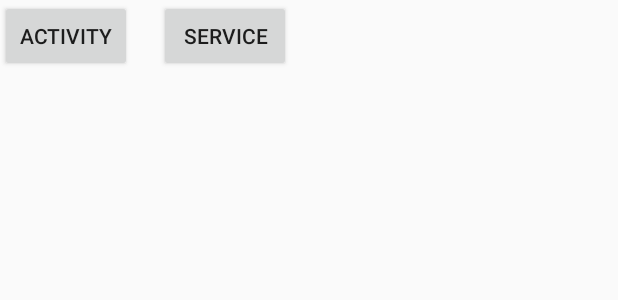
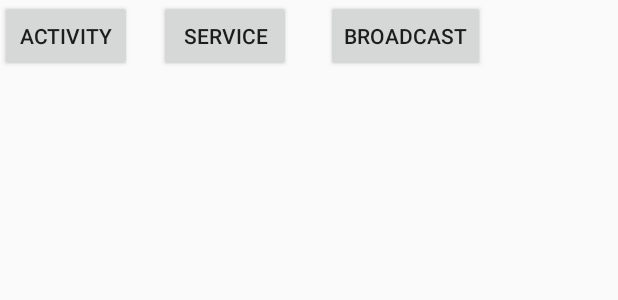
Before and after one commit to gx0609m/AndroidDemo, an Android app: the layout activity_main.xml on its own in the app's theme, with its tools: preview values and no code run, on a phone screen of 412 x 824 dp. Shown: the top 300 px of the screen. Run offline under Robolectric (Android 15) with nearby library versions, the phone set to English and light mode, and no system bars.

Commit message:
broadcast

```diff
--- a/app/src/main/AndroidManifest.xml
+++ b/app/src/main/AndroidManifest.xml
@@ -32,6 +32,9 @@
             android:process=":remote" />
         <service android:name=".service.MyIntentService"/>
 
+        <!-- BroadcastReceiver相关 -->
+        <activity android:name=".broadcast.BroadcastLearningActivity"/>
+
     </application>
 
 </manifest>
--- a/app/src/main/java/com/example/administrator/androiddemo/Constant.java
+++ b/app/src/main/java/com/example/administrator/androiddemo/Constant.java
@@ -10,4 +10,5 @@ public class Constant {
 
     public static final String UPLOAD_IMG_RESULT_ACTION = "com.example.administrator.androiddemo.UPLOAD_IMG_RESULT_ACTION";
 
+    public static final String MY_BROADCAST_RECEIVER_ACTION = "com.example.administrator.androiddemo.MY_BROADCAST_RECEIVER_ACTION";
 }
--- a/app/src/main/res/layout/activity_main.xml
+++ b/app/src/main/res/layout/activity_main.xml
@@ -26,4 +26,15 @@
         android:layout_toRightOf="@+id/activity"
         android:layout_toEndOf="@+id/activity" />
 
+    <Button
+        android:id="@+id/broadCast"
+        android:layout_width="wrap_content"
+        android:layout_height="wrap_content"
+        android:text="BroadCast"
+        android:layout_alignParentTop="true"
+        android:layout_toRightOf="@+id/service"
+        android:layout_toEndOf="@+id/service"
+        android:layout_marginLeft="23dp"
+        android:layout_marginStart="23dp" />
+
 </RelativeLayout>
```
Also changed, not shown: app/src/main/java/com/example/administrator/androiddemo/MainActivity.java (+20 -5 lines), app/src/main/java/com/example/administrator/androiddemo/broadcast/BroadcastLearningActivity.java (added, +85 -0 lines), app/src/main/java/com/example/administrator/androiddemo/broadcast/MyBroadcastReceiver.java (added, +36 -0 lines), app/src/main/res/layout/activity_broadcast_learning.xml (added, +13 -0 lines).
